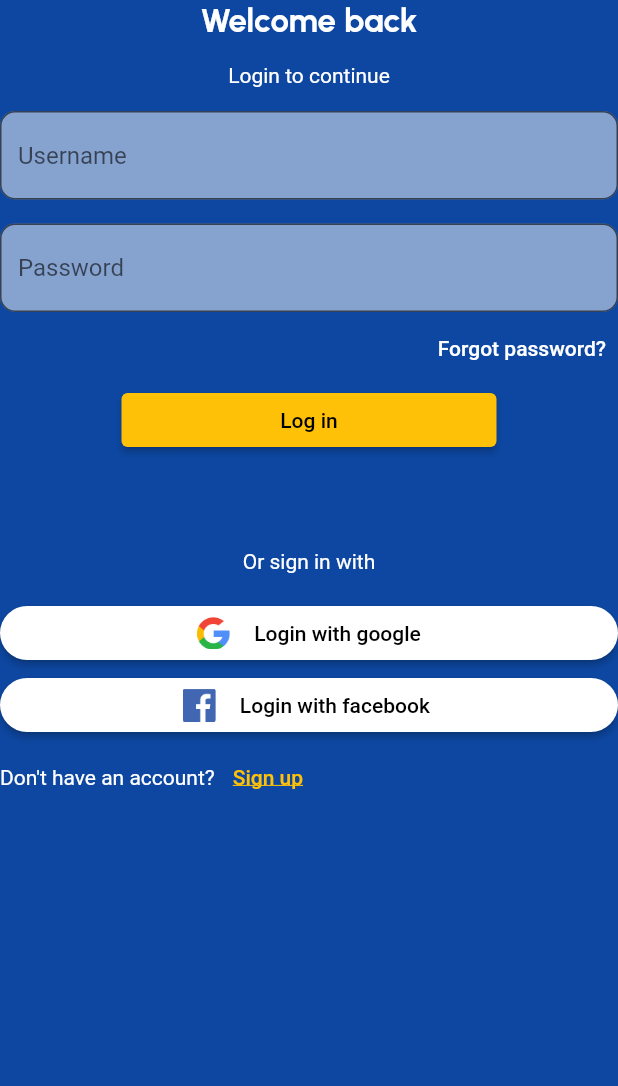
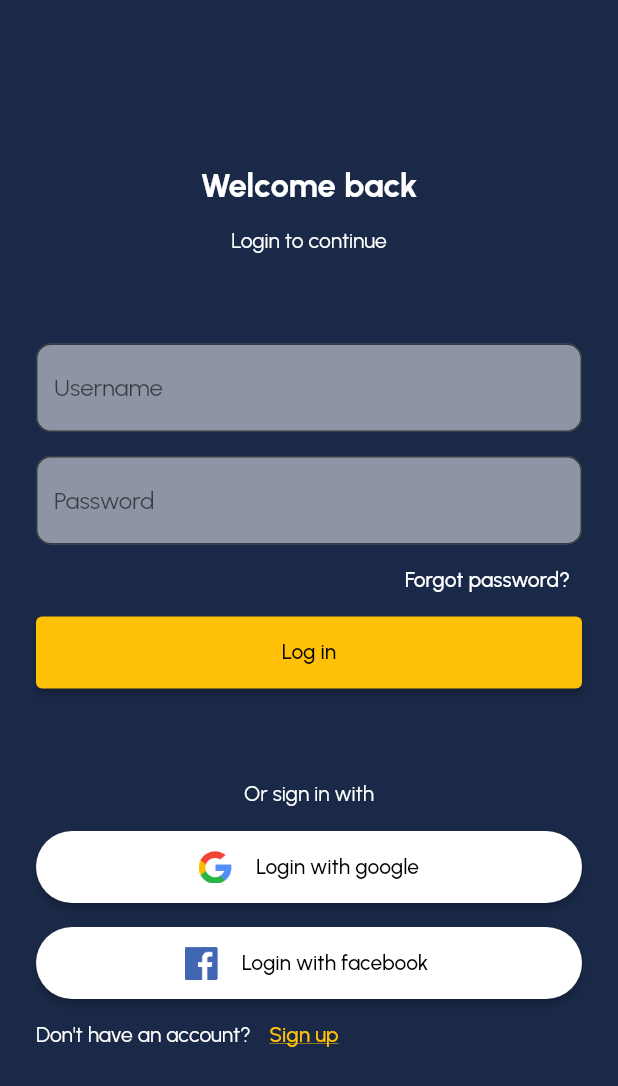
Before and after one commit to abhishekpanwarrr/flutter-chat-app, a Flutter app: the screen it shows after launch, on a phone screen of 412 x 824 dp. Shown: the top 1086 px of the screen. Run offline on Flutter 3.47's test engine with Material 2 defaults, Android fonts, the phone set to English and light mode, and no system bars.

Commit message:
completed login page design

```diff
--- a/lib/login_page.dart
+++ b/lib/login_page.dart
@@ -6,15 +6,19 @@ class LoginPage extends StatelessWidget {
   @override
   Widget build(BuildContext context) {
     return Scaffold(
-      backgroundColor: Colors.blue[900],
-      body: Column(children: [
+      body: SingleChildScrollView(
+        child: SizedBox(
+          height: MediaQuery.of(context).size.height,
+          child: Padding(
+            padding: const EdgeInsets.all(24),
+            child: Column(children: [
+              const Spacer(),
               const Text(
                 'Welcome back',
                 style: TextStyle(
                   color: Colors.white,
                   fontSize: 22,
                   fontWeight: FontWeight.bold,
-            fontFamily: 'Urbanist',
                 ),
               ),
               const SizedBox(
@@ -27,7 +31,7 @@ class LoginPage extends StatelessWidget {
                 ),
               ),
               const SizedBox(
-          height: 16,
+                height: 60,
               ),
               TextField(
                 decoration: InputDecoration(
@@ -61,7 +65,8 @@ class LoginPage extends StatelessWidget {
                 ),
               ),
               SizedBox(
-          width: 250,
+                width: double.infinity,
+                height: 48,
                 child: ElevatedButton(
                   onPressed: () {},
                   style: ElevatedButton.styleFrom(
@@ -83,7 +88,9 @@ class LoginPage extends StatelessWidget {
               const SizedBox(
                 height: 16,
               ),
-        ElevatedButton(
+              SizedBox(
+                height: 48,
+                child: ElevatedButton(
                   onPressed: () {
                     print('Google is clicked');
                   },
@@ -111,7 +118,13 @@ class LoginPage extends StatelessWidget {
                     ],
                   ),
                 ),
-        ElevatedButton(
+              ),
+              const SizedBox(
+                height: 16,
+              ),
+              SizedBox(
+                height: 48,
+                child: ElevatedButton(
                   onPressed: () {
                     print('Google is clicked');
                   },
@@ -139,6 +152,7 @@ class LoginPage extends StatelessWidget {
                     ],
                   ),
                 ),
+              ),
               Row(
                 children: [
                   const Text(
@@ -158,8 +172,12 @@ class LoginPage extends StatelessWidget {
                     ),
                   ),
                 ],
-        )
+              ),
+              const Spacer(),
             ]),
+          ),
+        ),
+      ),
     );
   }
 }
--- a/lib/main.dart
+++ b/lib/main.dart
@@ -1,5 +1,6 @@
 import 'package:flutter/material.dart';
 import 'package:flutter_chat_app/login_page.dart';
+import 'package:flutter_chat_app/styles/app_color.dart';
 
 void main() {
   runApp(const MyApp());
@@ -10,6 +11,10 @@ class MyApp extends StatelessWidget {
 
   @override
   Widget build(BuildContext context) {
-    return const MaterialApp(home: LoginPage());
+    return MaterialApp(
+        theme: ThemeData(
+            fontFamily: 'Urbanist',
+            scaffoldBackgroundColor: AppColors.background),
+        home: const LoginPage());
   }
 }
--- /dev/null
+++ b/lib/styles/app_color.dart
@@ -0,0 +1,13 @@
+import 'package:flutter/material.dart';
+
+class AppColors {
+  static const primary = Color(0xffFBD512);
+  static const font = Color(0xffD8D8D8);
+  static const font2 = Color(0xff373737);
+  static const disableFont = Color(0xffA7A7A7);
+  static const disableButton = Color(0xff303030);
+  static const background = Color(0xff1A2947);
+  static const black = Color(0xff000000);
+  static const white = Color(0xffffffff);
+  static final fieldColor = const Color(0xFFD9D9D9).withOpacity(0.6);
+}
```
Lines whose indentation alone changed are shown as unchanged.
